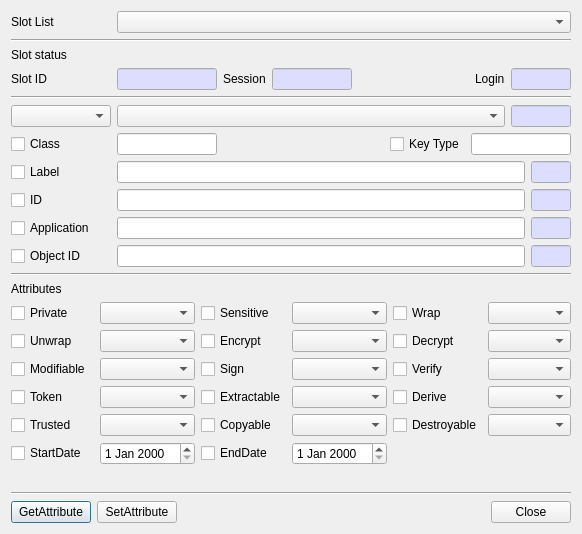
jykim74/CryptokiMan, file CryptokiMan/edit_attribute_list_dlg.ui: the form before one commit.
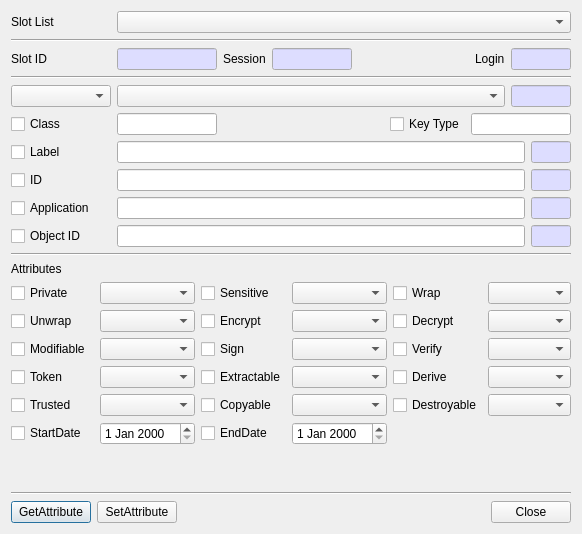
The form after the commit.

```diff
--- a/CryptokiMan/edit_attribute_list_dlg.ui
+++ b/CryptokiMan/edit_attribute_list_dlg.ui
@@ -48,13 +48,6 @@
      </property>
     </widget>
    </item>
-   <item>
-    <widget class="QLabel" name="label_2">
-     <property name="text">
-      <string>Slot status</string>
-     </property>
-    </widget>
-   </item>
    <item>
     <layout class="QGridLayout" name="gridLayout_2">
      <item row="0" column="5">
```
